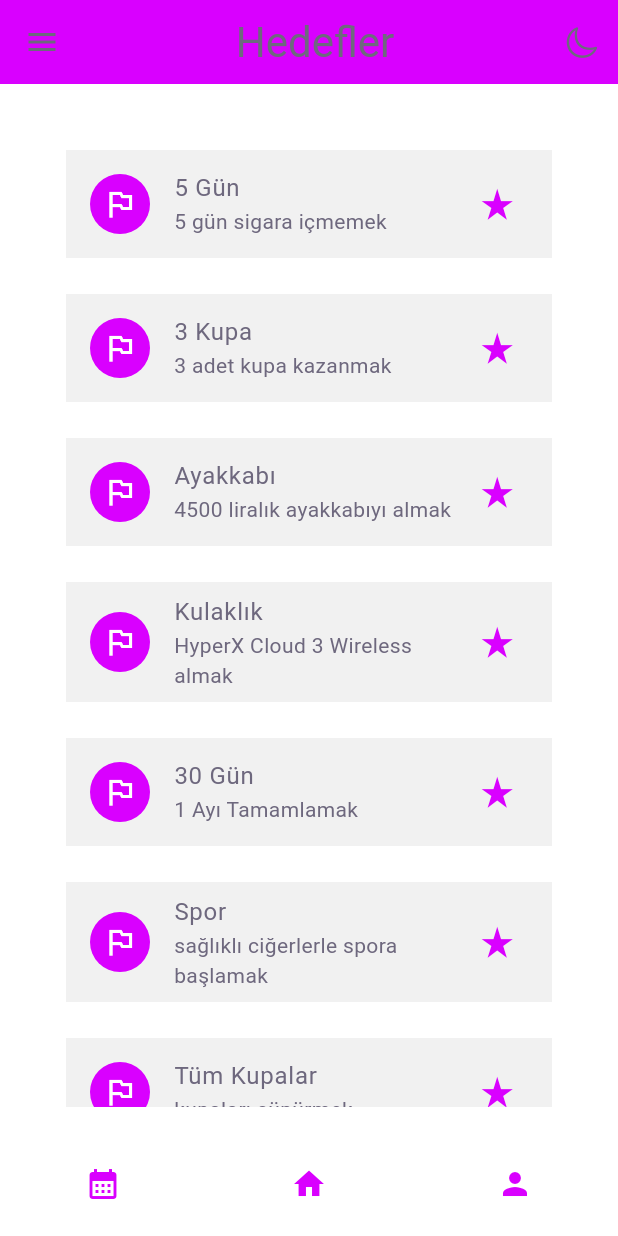
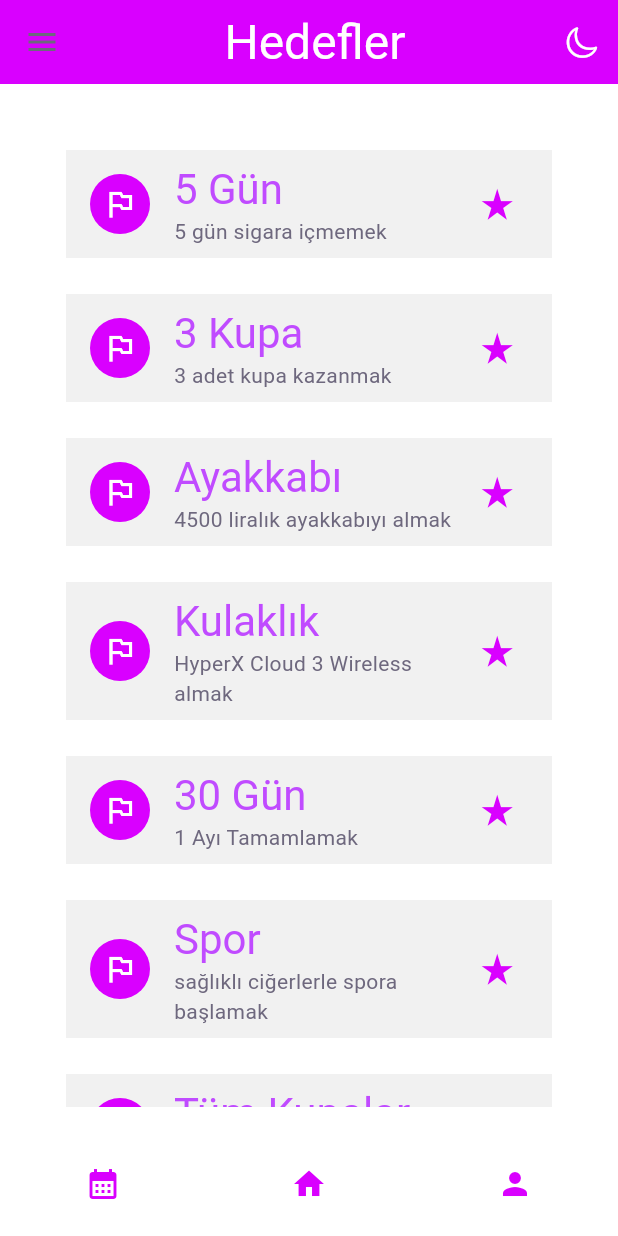
Before and after one commit to efedalbay/quitzone, a Flutter app: the screen it shows after launch, after a tap on "QuıtZone", after a tap on "Kayit Ol", after a tap on "Hedefler", on a phone screen of 412 x 824 dp. Run offline on Flutter 3.47's test engine with Material 3 defaults, Android fonts, the phone set to English and light mode, and no system bars; our stand-ins replace go_router, google_fonts, lottie; missing offline and left inert: dotlottie_loader.

Commit message:
Sayaç, Appbar , Drawer
Sayaç ekranı temalandırma bitti, appbar yazıları ve ikonları daha görünür hale getirildi. drawer UserAccountsDrawerHeader arka plan rengi ve ikonu arasındaki renk çakışması çözüldü.

```diff
--- a/lib/screens/goal_screen.dart
+++ b/lib/screens/goal_screen.dart
@@ -16,13 +16,14 @@ class GoalScreen extends StatelessWidget {
         title: Center(
           child: Text(
             'Hedefler',
-            style: Theme.of(context).textTheme.headlineMedium,
+            style: Theme.of(context).textTheme.headlineLarge,
           ),
         ),
         backgroundColor: Theme.of(context).colorScheme.primaryContainer,
         actions: [
           IconButton(
-            icon: const Icon(CupertinoIcons.moon),
+            icon: Icon(CupertinoIcons.moon,
+            color: Theme.of(context).colorScheme.surface,),
             onPressed: () {
               context.read<ThemeProvider>().toggleTheme();
             },
@@ -36,7 +37,7 @@ class GoalScreen extends StatelessWidget {
           children: [
             UserAccountsDrawerHeader(
               currentAccountPicture: CircleAvatar(
-                backgroundColor: Theme.of(context).colorScheme.primaryContainer,
+                backgroundColor: Theme.of(context).colorScheme.onSecondaryContainer,
                 child: Icon(
                   CupertinoIcons.person_circle,
                   size: 50,
@@ -51,42 +52,60 @@ class GoalScreen extends StatelessWidget {
             ),
             // Menü öğeleri
             ListTile(
-              leading: const Icon(Icons.home),
+              leading: Icon(
+                Icons.home,
+                color: Theme.of(context).colorScheme.primary,
+              ),
               title: const Text('Ana Sayfa'),
               onTap: () {
                 context.go("/home");
               },
             ),
             ListTile(
-              leading: const Icon(Icons.person),
+              leading: Icon(
+                Icons.person,
+                color: Theme.of(context).colorScheme.primary,
+              ),
               title: const Text('Profil'),
               onTap: () {
                 context.go("/profile");
               },
             ),
             ListTile(
-              leading: const Icon(Icons.calendar_month),
+              leading: Icon(
+                Icons.calendar_month,
+                color: Theme.of(context).colorScheme.primary,
+              ),
               title: const Text('Takvim'),
               onTap: () {
                 context.go("/calendar");
               },
             ),
             ListTile(
-              leading: const Icon(Icons.smoke_free),
+              leading: Icon(
+                Icons.smoke_free,
+                color: Theme.of(context).colorScheme.primary,
+              ),
               title: const Text('Sayaçlar'),
               onTap: () {
                 context.go("/counter");
               },
             ),
             ListTile(
-              leading: const Icon(Icons.outlined_flag),
+              leading: Icon(
+                Icons.outlined_flag,
+                color: Theme.of(context).colorScheme.primary,
+              ),
               title: const Text('Hedefler'),
               onTap: () {
                 context.go("/goals");
               },
             ),
             ListTile(
-              leading: const Icon(Icons.emoji_events),
+              leading: Icon(
+                Icons.emoji_events,
+                color: Theme.of(context).colorScheme.primary,
+              ),
               title: const Text('Başarımlar'),
               onTap: () {
                 context.go("/achievement");
@@ -95,7 +114,10 @@ class GoalScreen extends StatelessWidget {
             const Spacer(),
             const Divider(),
             ListTile(
-              leading: const Icon(Icons.settings),
+              leading: Icon(
+                Icons.settings,
+                color: Theme.of(context).colorScheme.primary,
+              ),
               title: const Text('Ayarlar'),
               onTap: () {
                 context.go("/settings");
--- a/lib/screens/home_screen.dart
+++ b/lib/screens/home_screen.dart
@@ -16,13 +16,14 @@ class HomeScreen extends StatelessWidget {
         title: Center(
           child: Text(
             'Ana Sayfa',
-            style: Theme.of(context).textTheme.headlineMedium,
+            style: Theme.of(context).textTheme.headlineLarge,
           ),
         ),
         backgroundColor: Theme.of(context).colorScheme.primaryContainer,
         actions: [
           IconButton(
-            icon: const Icon(CupertinoIcons.moon),
+            icon: Icon(CupertinoIcons.moon,
+            color: Theme.of(context).colorScheme.surface,),
             onPressed: () {
               context.read<ThemeProvider>().toggleTheme();
             },
@@ -36,7 +37,7 @@ class HomeScreen extends StatelessWidget {
           children: [
             UserAccountsDrawerHeader(
               currentAccountPicture: CircleAvatar(
-                backgroundColor: Theme.of(context).colorScheme.primaryContainer,
+                backgroundColor: Theme.of(context).colorScheme.onSecondaryContainer,
                 child: Icon(
                   CupertinoIcons.person_circle,
                   size: 50,
@@ -51,42 +52,60 @@ class HomeScreen extends StatelessWidget {
             ),
             // Menü öğeleri
             ListTile(
-              leading: const Icon(Icons.home),
+              leading: Icon(
+                Icons.home,
+                color: Theme.of(context).colorScheme.primary,
+              ),
               title: const Text('Ana Sayfa'),
               onTap: () {
                 context.go("/home");
               },
             ),
             ListTile(
-              leading: const Icon(Icons.person),
+              leading: Icon(
+                Icons.person,
+                color: Theme.of(context).colorScheme.primary,
+              ),
               title: const Text('Profil'),
               onTap: () {
                 context.go("/profile");
               },
             ),
             ListTile(
-              leading: const Icon(Icons.calendar_month),
+              leading: Icon(
+                Icons.calendar_month,
+                color: Theme.of(context).colorScheme.primary,
+              ),
               title: const Text('Takvim'),
               onTap: () {
                 context.go("/calendar");
               },
             ),
             ListTile(
-              leading: const Icon(Icons.smoke_free),
+              leading: Icon(
+                Icons.smoke_free,
+                color: Theme.of(context).colorScheme.primary,
+              ),
               title: const Text('Sayaçlar'),
               onTap: () {
                 context.go("/counter");
               },
             ),
             ListTile(
-              leading: const Icon(Icons.outlined_flag),
+              leading: Icon(
+                Icons.outlined_flag,
+                color: Theme.of(context).colorScheme.primary,
+              ),
               title: const Text('Hedefler'),
               onTap: () {
                 context.go("/goals");
               },
             ),
             ListTile(
-              leading: const Icon(Icons.emoji_events),
+              leading: Icon(
+                Icons.emoji_events,
+                color: Theme.of(context).colorScheme.primary,
+              ),
               title: const Text('Başarımlar'),
               onTap: () {
                 context.go("/achievement");
@@ -95,7 +114,10 @@ class HomeScreen extends StatelessWidget {
             const Spacer(),
             const Divider(),
             ListTile(
-              leading: const Icon(Icons.settings),
+              leading: Icon(
+                Icons.settings,
+                color: Theme.of(context).colorScheme.primary,
+              ),
               title: const Text('Ayarlar'),
               onTap: () {
                 context.go("/settings");
@@ -548,7 +570,11 @@ class HomeScreen extends StatelessWidget {
               mainAxisAlignment: MainAxisAlignment.spaceBetween,
               children: [
                 IconButton(
-                  icon: const Icon(Icons.arrow_left),
+                  hoverColor: Theme.of(context).colorScheme.onSecondary,
+                  icon: Icon(
+                    Icons.arrow_left,
+                    color: Theme.of(context).colorScheme.primary,
+                  ),
                   onPressed: () {},
                 ),
                 Text(
@@ -556,7 +582,11 @@ class HomeScreen extends StatelessWidget {
                   style: Theme.of(context).textTheme.headlineSmall,
                 ),
                 IconButton(
-                  icon: const Icon(Icons.arrow_right),
+                  hoverColor: Theme.of(context).colorScheme.onSecondary,
+                  icon: Icon(
+                    Icons.arrow_right,
+                    color: Theme.of(context).colorScheme.primary,
+                  ),
                   onPressed: () {},
                 ),
               ],
--- a/lib/screens/register_screen.dart
+++ b/lib/screens/register_screen.dart
@@ -16,10 +16,16 @@ class _RegisterScreenState extends State<RegisterScreen> {
   Widget build(BuildContext context) {
     return Scaffold(
       appBar: AppBar(
-        title: const Center(child: Text('Kayıt Ol')),
+        title: Center(
+            child: Text(
+          'Kayıt Ol',
+          style: Theme.of(context).textTheme.headlineLarge,
+        )),
+        backgroundColor: Theme.of(context).colorScheme.primaryContainer,
         actions: [
           IconButton(
-            icon: const Icon(CupertinoIcons.moon),
+            icon: Icon(CupertinoIcons.moon,
+            color: Theme.of(context).colorScheme.surface,),
             onPressed: () {
               context.read<ThemeProvider>().toggleTheme();
             },
@@ -31,14 +37,14 @@ class _RegisterScreenState extends State<RegisterScreen> {
           children: [
             UserAccountsDrawerHeader(
               currentAccountPicture: CircleAvatar(
-                backgroundColor: Theme.of(context).colorScheme.primaryContainer,
+                backgroundColor: Theme.of(context).colorScheme.onSecondaryContainer,
                 child: Icon(
                   CupertinoIcons.person_circle,
                   size: 50,
                   color: Theme.of(context).colorScheme.onPrimaryContainer,
                 ),
               ),
-              accountName: Text("Hoşgeldiniz"),
+              accountName: const Text("Hoşgeldiniz"),
               accountEmail: null,
               decoration: BoxDecoration(
                 color: Theme.of(context).colorScheme.primary,
@@ -46,14 +52,16 @@ class _RegisterScreenState extends State<RegisterScreen> {
             ),
             // Menü öğeleri
             ListTile(
-              leading: const Icon(Icons.lock),
+              leading: Icon(Icons.lock,
+              color: Theme.of(context).colorScheme.primary,),
               title: const Text("Kayıt ol"),
               onTap: () {
                 context.go("/register");
               },
             ),
             ListTile(
-              leading: const Icon(Icons.lock_open),
+              leading: Icon(Icons.lock_open,
+              color: Theme.of(context).colorScheme.primary,),
               title: const Text("Giriş Yap"),
               onTap: () {
                 context.go("/login");
@@ -62,7 +70,8 @@ class _RegisterScreenState extends State<RegisterScreen> {
             const Spacer(),
             const Divider(),
             ListTile(
-              leading: const Icon(Icons.settings),
+              leading: Icon(Icons.settings,
+              color: Theme.of(context).colorScheme.primary,),
               title: const Text('Ayarlar'),
               onTap: () {
                 context.go("/settings");
--- a/lib/themes/themes.dart
+++ b/lib/themes/themes.dart
@@ -15,7 +15,7 @@ const colors = {
   "primary": Color.fromARGB(255, 217, 0, 255),
   "onPrimary": Color.fromARGB(255, 255, 255, 255),
   "secondary": Color.fromARGB(255, 241, 241, 241),
-  "onSecondary": Color.fromARGB(255, 217, 180, 255),
+  "onSecondary": Color.fromARGB(255, 192, 75, 255),
   "surface": Color.fromARGB(255, 255, 255, 255),
   "onSurface": Color.fromARGB(255, 110, 104, 126),
   "success": Colors.green,
@@ -58,9 +58,9 @@ final lightTheme = ThemeData(
     titleSmall: GoogleFonts.roboto(),
     titleMedium: GoogleFonts.roboto(),
     titleLarge: GoogleFonts.roboto(),
-    headlineSmall: GoogleFonts.aBeeZee(),
-    headlineMedium: GoogleFonts.aBeeZee(),
-    headlineLarge: GoogleFonts.aBeeZee(),
+    headlineSmall: GoogleFonts.aBeeZee(color: const Color.fromARGB(255, 217, 0, 255)),
+    headlineMedium: GoogleFonts.aBeeZee(color: const Color.fromARGB(255, 192, 75, 255)),
+    headlineLarge: GoogleFonts.aBeeZee(color: const Color.fromARGB(255, 255, 255, 255)),
     displaySmall: GoogleFonts.abrilFatface(),
     displayMedium: GoogleFonts.abrilFatface(),
     displayLarge: GoogleFonts.abrilFatface(),
@@ -90,8 +90,8 @@ final darkTheme = ThemeData(
     titleSmall: GoogleFonts.roboto(),
     titleMedium: GoogleFonts.roboto(),
     titleLarge: GoogleFonts.roboto(),
-    headlineSmall: GoogleFonts.aBeeZee(),
-    headlineMedium: GoogleFonts.aBeeZee(),
+    headlineSmall: GoogleFonts.aBeeZee(color: const Color.fromARGB(255, 217, 0, 255)),
+    headlineMedium: GoogleFonts.aBeeZee(color: const Color.fromARGB(255, 192, 75, 255)),
     headlineLarge: GoogleFonts.aBeeZee(),
     displaySmall: GoogleFonts.abrilFatface(),
     displayMedium: GoogleFonts.abrilFatface(),
--- a/lib/widgets/goals_widget.dart
+++ b/lib/widgets/goals_widget.dart
@@ -18,17 +18,23 @@ class GoalsWidget extends StatelessWidget {
     return Card(
       elevation: 0,
       child: ListTile(
-        hoverColor:Theme.of(context).colorScheme.onSecondary,
+        hoverColor: Theme.of(context).colorScheme.onSecondary,
         tileColor: Theme.of(context).colorScheme.secondary,
         onTap: onTap,
         leading: CircleAvatar(
           backgroundColor: Theme.of(context).colorScheme.primary,
           child: Icon(icon, color: Theme.of(context).colorScheme.onPrimary),
         ),
-        title: Text(title),
+        title: Text(
+          title,
+          style: Theme.of(context).textTheme.headlineMedium,
+        ),
         subtitle: Text(subtitle),
-        trailing: Icon(Icons.star_rate, size: 25,
-        color: Theme.of(context).colorScheme.primary,),
+        trailing: Icon(
+          Icons.star_rate,
+          size: 25,
+          color: Theme.of(context).colorScheme.primary,
+        ),
       ),
     );
   }
--- a/lib/widgets/trophy_widget.dart
+++ b/lib/widgets/trophy_widget.dart
@@ -25,7 +25,8 @@ class TrophyWidget extends StatelessWidget {
           backgroundColor: Theme.of(context).colorScheme.primary,
           child: Icon(icon, color: Theme.of(context).colorScheme.onPrimary),
         ),
-        title: Text(title),
+        title: Text(title,
+        style: Theme.of(context).textTheme.headlineMedium,),
         subtitle: Text(subtitle),
         trailing: Icon(Icons.military_tech, size: 25,
         color: Theme.of(context).colorScheme.primary,),
```
Also changed, not shown: lib/screens/achievement_screen.dart (+32 -10 lines), lib/screens/calendar_screen.dart (+6 -5 lines), lib/screens/counter_screen.dart (+52 -15 lines), lib/screens/login_screen.dart (+15 -6 lines), lib/screens/profile_screen.dart (+4 -3 lines), lib/screens/settings_screen.dart (+5 -4 lines), lib/widgets/calendar_widget.dart (+10 -4 lines).
